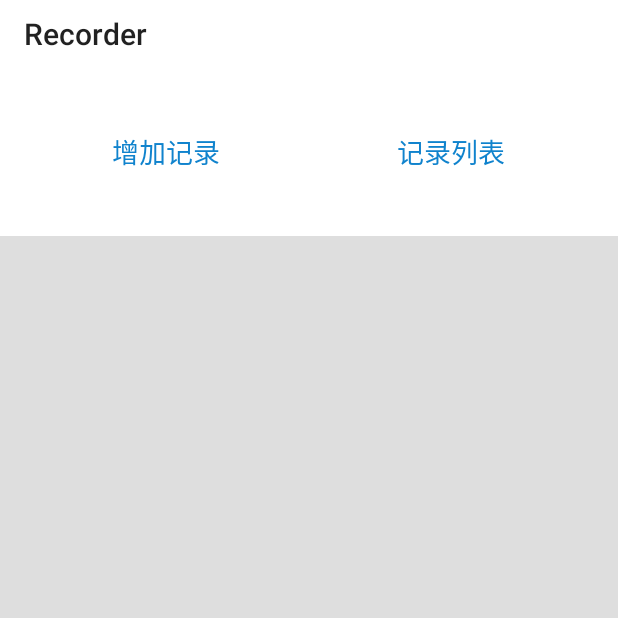
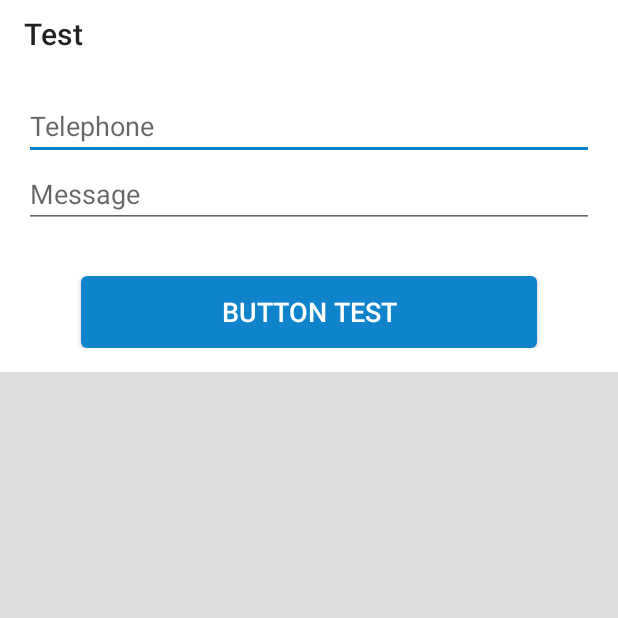
Before and after one commit to Deansquirrel/Recorder, an Android app: the screen it shows after launch (MainActivity before the commit, TestActivity after it), on a phone screen of 412 x 824 dp, the top half of it. Run offline under Robolectric (Android 15) with nearby library versions, the phone set to English and light mode, and no system bars.

Commit message:
201804112103

```diff
--- a/RecorderAndroidApp/app/src/main/java/com/yuansong/recorder/HelloActivity.java
+++ b/RecorderAndroidApp/app/src/main/java/com/yuansong/recorder/HelloActivity.java
@@ -33,21 +33,22 @@ public class HelloActivity extends BaseActivity {
         Log.i("HelloActivity","onResume");
         this.checkConfig();
 
+//        if(reLoginCheck()){
+//            //跳转至Login
+//            CommonFun.showActivity(this,LoginActivity.class,true);
+//        }
+//        else {
+//            //跳转至Main
+//            CommonFun.showActivity(this,MainActivity.class,true);
+//        }
+
         //------------------------------------------------------------------------------------------
         //跳转测试
 //        CommonFun.showActivity(this,LoginActivity.class,true);
 //        CommonFun.showActivity(this,MainActivity.class,true);
 //        CommonFun.showActivity(this,SysConfigActivity.class,true);
+        CommonFun.showActivity(this,TestActivity.class,true);
         //------------------------------------------------------------------------------------------
-
-        if(reLoginCheck()){
-            //跳转至Login
-            CommonFun.showActivity(this,LoginActivity.class,true);
-        }
-        else {
-            //跳转至Main
-            CommonFun.showActivity(this,MainActivity.class,true);
-        }
     }
 
     private boolean reLoginCheck(){
--- /dev/null
+++ b/RecorderAndroidApp/app/src/main/java/com/yuansong/recorder/TestActivity.java
@@ -0,0 +1,63 @@
+package com.yuansong.recorder;
+
+import android.os.Bundle;
+import android.support.v7.widget.Toolbar;
+import android.util.Log;
+import android.view.View;
+import android.widget.Button;
+import android.widget.EditText;
+
+import com.yuansong.recorder.AndroidFeatures.SMSHelper;
+import com.yuansong.recorder.Common.CommonFun;
+
+public class TestActivity extends BaseActivity {
+
+    private Toolbar mToolbar = null;
+    private EditText mEditTextTele = null;
+    private EditText mEditTextMessage = null;
+    private Button mBtnTest = null;
+
+    @Override
+    protected void onCreate(Bundle savedInstanceState) {
+        super.onCreate(savedInstanceState);
+        setContentView(R.layout.activity_test);
+
+        mToolbar = findViewById(R.id.toolbar);
+        mBtnTest = findViewById(R.id.btnTest);
+        mEditTextTele = findViewById(R.id.editTextTele);
+        mEditTextMessage = findViewById(R.id.editTextMessage);
+
+        mToolbar.setTitle("Test");
+
+        mBtnTest.setText("Button Test");
+        mBtnTest.setOnClickListener(new BtnTestClickListener());
+
+        CommonFun.setFocus(this,mEditTextTele);
+    }
+
+    private class BtnTestClickListener implements View.OnClickListener{
+
+        @Override
+        public void onClick(View view) {
+            subTest();
+        }
+    }
+
+    private void subTest(){
+        Log.i("TestActivity","subTest");
+        SMSHelper mSMSHelper = new SMSHelper();
+//        mSMSHelper.sendMessage("15555215556","Test Message。Test Message。Test Message。Test Message。Test Message。Test Message。Test Message。Test Message。Test Message。Test Message。Test Message。Test Message。Test Message。Test Message。Test Message。Test Message。Test Message。Test Message。Test Message。Test Message。Test Message。Test Message。Test Message。Test Message。Test Message。Test Message。Test Message。Test Message。Test Message。Test Message。Test Message。Test Message。Test Message。Test Message。Test Message。Test Message。Test Message。Test Message。Test Message。Test Message。Test Message。Test Message。Test Message。Test Message。Test Message。Test Message。Test Message。Test Message。Test Message。Test Message。Test Message。Test Message。Test Message。Test Message。Test Message。Test Message。Test Message。Test Message。Test Message。Test Message。Test Message。Test Message。Test Message。Test Message。Test Message。Test Message。Test Message。Test Message。Test Message。Test Message。");
+        String tele = mEditTextTele.getText().toString();
+        tele = tele.trim();
+        String message = mEditTextMessage.getText().toString();
+        message = message.trim();
+        if(tele.length() > 0 && message.length() > 0){
+            mSMSHelper.sendMessage(tele,message);
+        }
+        else{
+            CommonFun.showMsg(TestActivity.this,"电话或信息内容不能为空");
+        }
+
+        mSMSHelper.sendMessagePre(TestActivity.this,tele,message);
+    }
+}
--- /dev/null
+++ b/RecorderAndroidApp/app/src/main/res/layout/activity_test.xml
@@ -0,0 +1,81 @@
+<?xml version="1.0" encoding="utf-8"?>
+<android.support.constraint.ConstraintLayout xmlns:android="http://schemas.android.com/apk/res/android"
+    xmlns:app="http://schemas.android.com/apk/res-auto"
+    xmlns:tools="http://schemas.android.com/tools"
+    android:layout_width="match_parent"
+    android:layout_height="match_parent"
+    tools:context=".TestActivity">
+
+    <LinearLayout
+        android:layout_width="match_parent"
+        android:layout_height="match_parent"
+        android:background="@color/backColor"
+        android:orientation="vertical">
+
+        <android.support.v7.widget.Toolbar
+            android:id="@+id/toolbar"
+            android:layout_width="match_parent"
+            android:layout_height="@dimen/height_actionbar_activity"
+            android:background="@color/whiteColor"
+            app:title="TestActivity"
+            app:titleTextAppearance="@style/CustomTheme.ToolbarTitle"
+             />
+
+        <ScrollView
+            android:layout_width="match_parent"
+            android:layout_height="wrap_content">
+
+            <LinearLayout
+                android:layout_width="match_parent"
+                android:layout_height="wrap_content"
+                android:orientation="vertical"
+                android:background="@color/whiteColor">
+
+                <EditText
+                    android:id="@+id/editTextTele"
+                    android:layout_width="match_parent"
+                    android:layout_height="wrap_content"
+                    android:layout_marginTop="@dimen/height_margin_default"
+                    android:layout_marginLeft="@dimen/height_margin_default"
+                    android:layout_marginRight="@dimen/height_margin_default"
+                    android:hint="Telephone"
+                    android:ems="13"
+                    android:inputType="phone"/>
+
+                <EditText
+                    android:id="@+id/editTextMessage"
+                    android:layout_width="match_parent"
+                    android:layout_height="wrap_content"
+                    android:layout_marginBottom="@dimen/height_margin_default"
+                    android:layout_marginLeft="@dimen/height_margin_default"
+                    android:layout_marginRight="@dimen/height_margin_default"
+                    android:hint="Message"
+                    android:inputType="text"/>
+
+                <LinearLayout
+                    android:layout_width="match_parent"
+                    android:layout_height="match_parent"
+                    android:orientation="horizontal"
+                    android:layout_margin="@dimen/height_margin_default">
+                    <Space
+                        android:layout_width="0dp"
+                        android:layout_height="match_parent"
+                        android:layout_weight="0.1"/>
+                    <Button
+                        android:id="@+id/btnTest"
+                        android:layout_width="0dp"
+                        android:layout_height="match_parent"
+                        android:layout_weight="0.8"
+                        android:text="Login Button"
+                        style="@style/CustomTheme.Button"
+                        />
+                    <Space
+                        android:layout_width="0dp"
+                        android:layout_height="match_parent"
+                        android:layout_weight="0.1"/>
+
+                </LinearLayout>
+            </LinearLayout>
+        </ScrollView>
+    </LinearLayout>
+</android.support.constraint.ConstraintLayout>
--- a/RecorderAndroidApp/build.gradle
+++ b/RecorderAndroidApp/build.gradle
@@ -7,7 +7,7 @@ buildscript {
         jcenter()
     }
     dependencies {
-        classpath 'com.android.tools.build:gradle:3.1.0'
+        classpath 'com.android.tools.build:gradle:3.1.1'
 
 
         // NOTE: Do not place your application dependencies here; they belong
```
Also changed, not shown: RecorderAndroidApp/app/src/main/AndroidManifest.xml (+6 -1 lines), RecorderAndroidApp/app/src/main/java/com/yuansong/recorder/AndroidFeatures/SMSHelper.java (added, +41 -0 lines), RecorderAndroidApp/app/src/main/java/com/yuansong/recorder/AndroidFeatures/SMSReceiver.java (added, +13 -0 lines).
